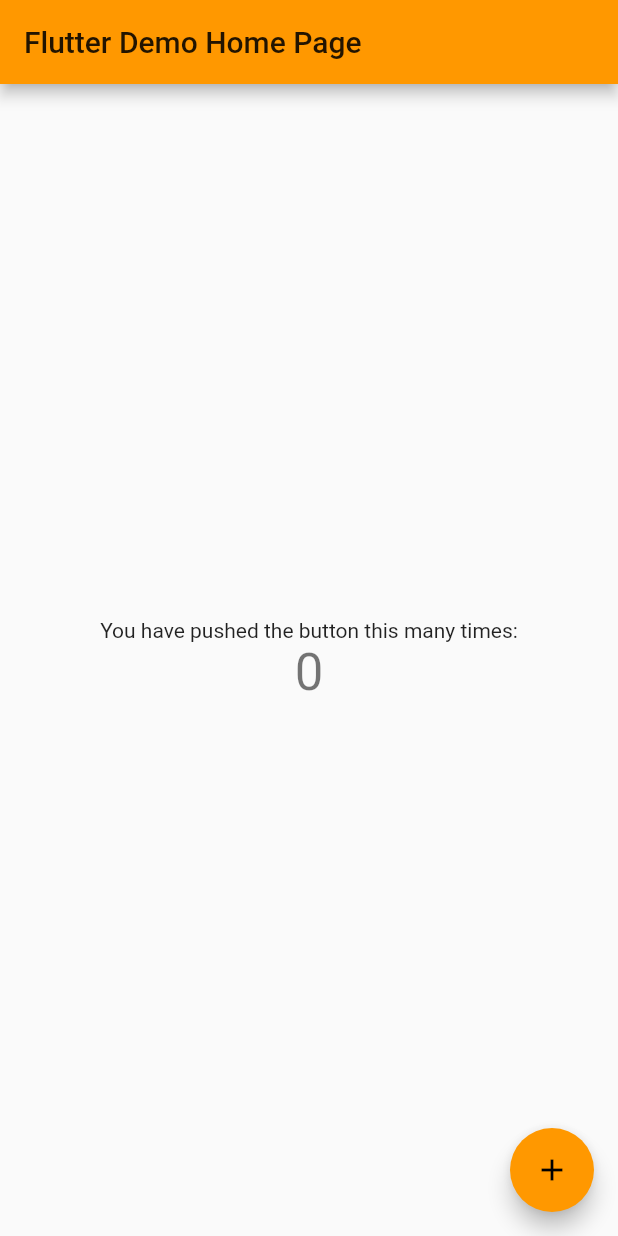
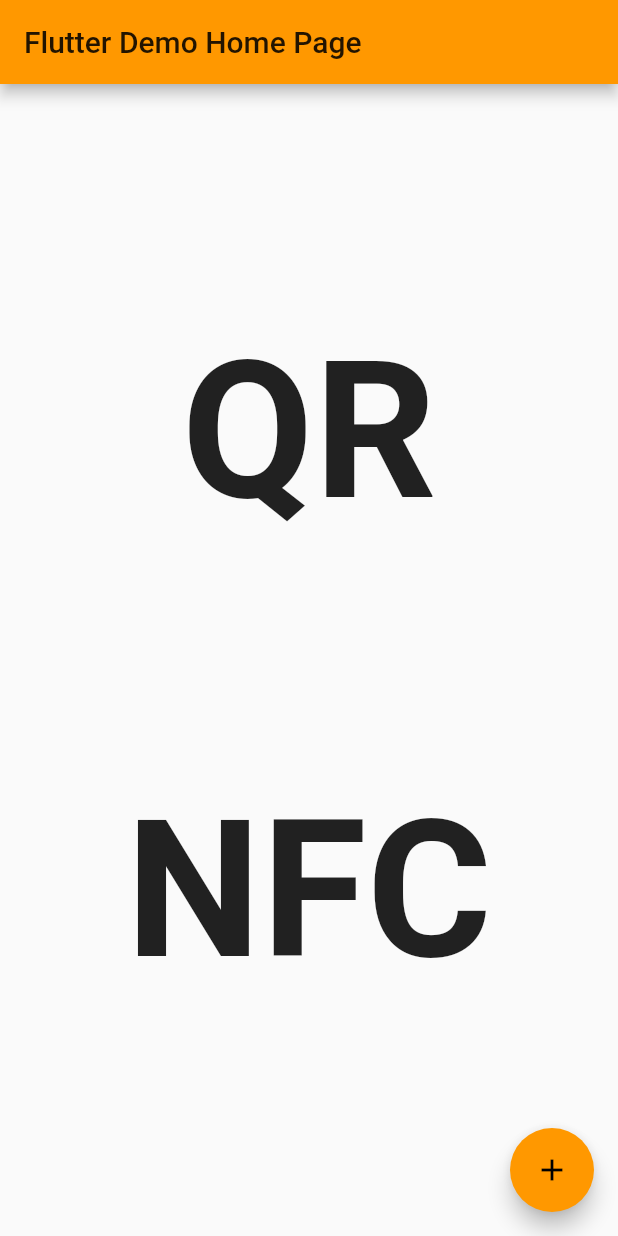
Before and after one commit to mars3725/dormbell, a Flutter app: the screen it shows after launch, on a phone screen of 412 x 824 dp. Run offline on Flutter 3.47's test engine with Material 2 defaults, Android fonts, the phone set to English and light mode, and no system bars.

Commit message:
BLG Check

```diff
--- a/lib/main.dart
+++ b/lib/main.dart
@@ -11,6 +11,7 @@ class MyApp extends StatelessWidget {
   @override
   Widget build(BuildContext context) {
     return new MaterialApp(
+
       title: 'Flutter Demo',
       theme: new ThemeData(
         // This is the theme of your application.
@@ -75,30 +76,23 @@ class _MyHomePageState extends State<MyHomePage> {
         title: new Text(widget.title),
       ),
       body: new Center(
+
         // Center is a layout widget. It takes a single child and positions it
         // in the middle of the parent.
         child: new Column(
-          // Column is also layout widget. It takes a list of children and
-          // arranges them vertically. By default, it sizes itself to fit its
-          // children horizontally, and tries to be as tall as its parent.
-          //
-          // Invoke "debug paint" (press "p" in the console where you ran
-          // "flutter run", or select "Toggle Debug Paint" from the Flutter tool
-          // window in IntelliJ) to see the wireframe for each widget.
-          //
-          // Column has various properties to control how it sizes itself and
-          // how it positions its children. Here we use mainAxisAlignment to
-          // center the children vertically; the main axis here is the vertical
-          // axis because Columns are vertical (the cross axis would be
-          // horizontal).
-          mainAxisAlignment: MainAxisAlignment.center,
+
+          mainAxisAlignment: MainAxisAlignment.spaceEvenly,
+          crossAxisAlignment: CrossAxisAlignment.center,
           children: <Widget>[
-            new Text(
-              'You have pushed the button this many times:',
+            FlatButton(
+                onPressed: () => print('QR Pressed'),
+                child:
+                  Text('QR',style: TextStyle(fontSize: 128.0, fontWeight: FontWeight.bold), textAlign: TextAlign.center,)
             ),
-            new Text(
-              '$_counter',
-              style: Theme.of(context).textTheme.display1,
+            FlatButton(
+                onPressed: () => print('NFC Pressed'),
+                child:
+                Text('NFC',style: TextStyle(fontSize: 128.0, fontWeight: FontWeight.bold),textAlign: TextAlign.center,)
             ),
           ],
         ),
```
